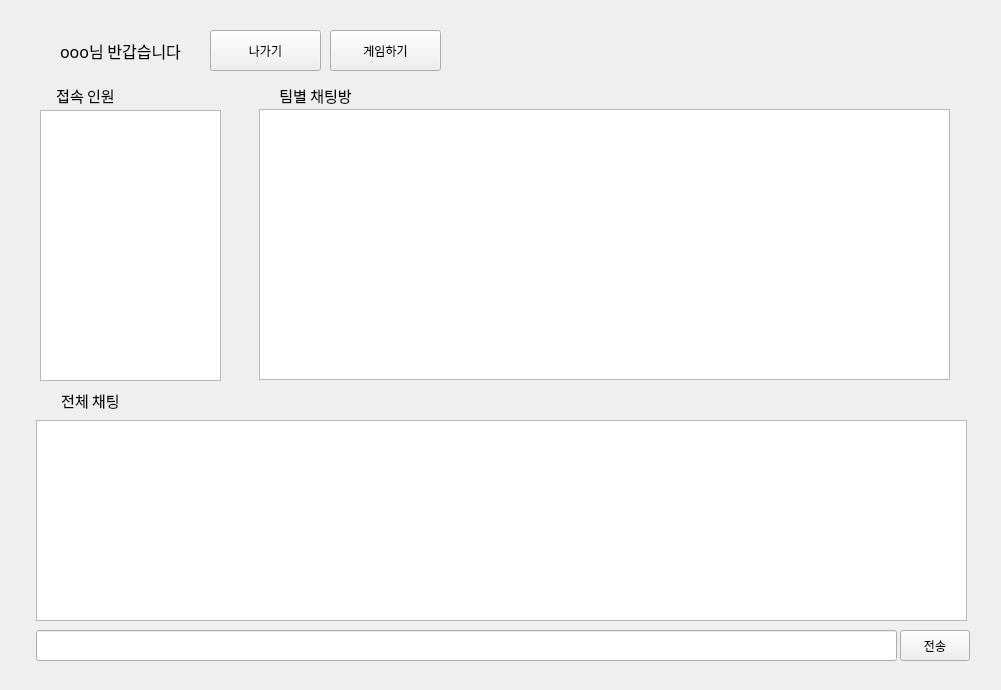
Qt form ui/chat.ui (dustn011/networkProject) before a commit.
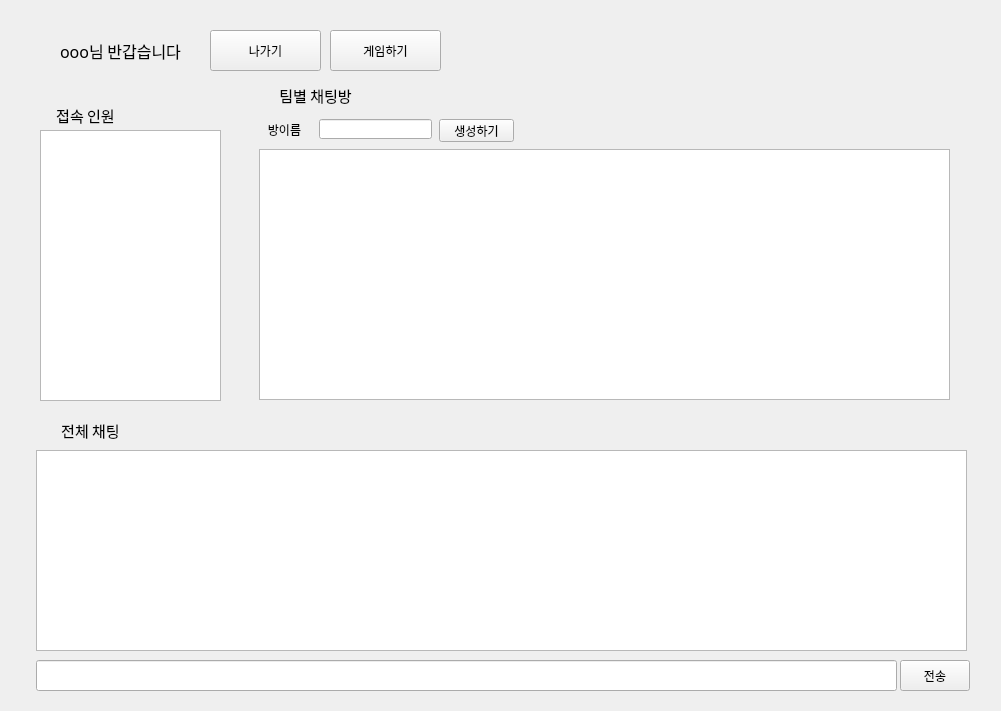
The same form after that commit. The open tabs and pages were chosen to show the change.

Commit message: 02.01 팀별 채팅방 ui 추가

What changed in the file:
```diff
--- a/ui/chat.ui
+++ b/ui/chat.ui
@@ -7,7 +7,7 @@
     <x>0</x>
     <y>0</y>
     <width>1001</width>
-    <height>690</height>
+    <height>711</height>
    </rect>
   </property>
   <property name="windowTitle">
@@ -19,7 +19,7 @@
      <x>0</x>
      <y>0</y>
      <width>1001</width>
-     <height>691</height>
+     <height>711</height>
     </rect>
    </property>
    <property name="currentIndex">
@@ -82,7 +82,7 @@
      <property name="geometry">
       <rect>
        <x>36</x>
-       <y>630</y>
+       <y>660</y>
        <width>861</width>
        <height>31</height>
       </rect>
@@ -92,7 +92,7 @@
      <property name="geometry">
       <rect>
        <x>900</x>
-       <y>630</y>
+       <y>660</y>
        <width>70</width>
        <height>31</height>
       </rect>
@@ -153,7 +153,7 @@
      <property name="geometry">
       <rect>
        <x>36</x>
-       <y>420</y>
+       <y>450</y>
        <width>931</width>
        <height>201</height>
       </rect>
@@ -163,7 +163,7 @@
      <property name="geometry">
       <rect>
        <x>40</x>
-       <y>385</y>
+       <y>415</y>
        <width>101</width>
        <height>31</height>
       </rect>
@@ -185,7 +185,7 @@
      <property name="geometry">
       <rect>
        <x>40</x>
-       <y>110</y>
+       <y>130</y>
        <width>181</width>
        <height>271</height>
       </rect>
@@ -217,12 +217,51 @@
        <property name="geometry">
         <rect>
          <x>10</x>
-         <y>0</y>
+         <y>40</y>
          <width>691</width>
-         <height>271</height>
+         <height>251</height>
         </rect>
        </property>
       </widget>
+      <widget class="QLabel" name="label_6">
+       <property name="geometry">
+        <rect>
+         <x>10</x>
+         <y>10</y>
+         <width>51</width>
+         <height>21</height>
+        </rect>
+       </property>
+       <property name="text">
+        <string>방이름</string>
+       </property>
+       <property name="alignment">
+        <set>Qt::AlignCenter</set>
+       </property>
+      </widget>
+      <widget class="QLineEdit" name="led_insertTeamChat">
+       <property name="geometry">
+        <rect>
+         <x>70</x>
+         <y>10</y>
+         <width>113</width>
+         <height>20</height>
+        </rect>
+       </property>
+      </widget>
+      <widget class="QPushButton" name="btn_insertTeamChat">
+       <property name="geometry">
+        <rect>
+         <x>190</x>
+         <y>10</y>
+         <width>75</width>
+         <height>23</height>
+        </rect>
+       </property>
+       <property name="text">
+        <string>생성하기</string>
+       </property>
+      </widget>
      </widget>
      <widget class="QWidget" name="page_4"/>
     </widget>
@@ -230,7 +269,7 @@
      <property name="geometry">
       <rect>
        <x>40</x>
-       <y>80</y>
+       <y>100</y>
        <width>91</width>
        <height>31</height>
       </rect>
```
Left out of the diff: 43 changed lines with no effect on the pictures.
